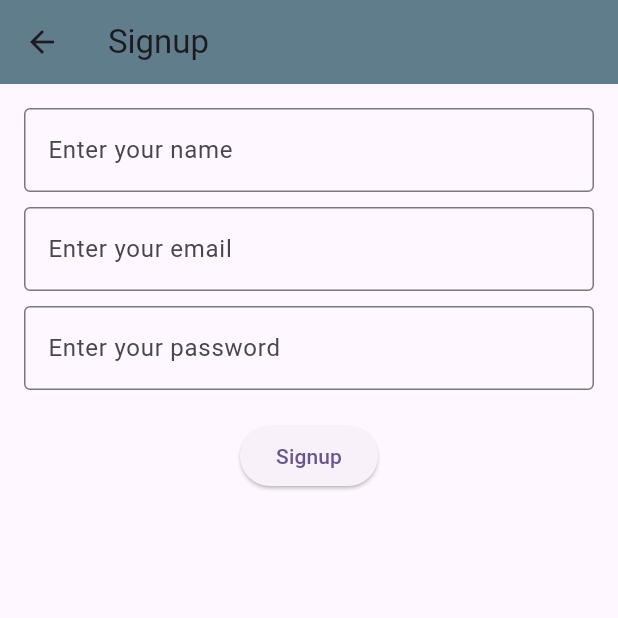
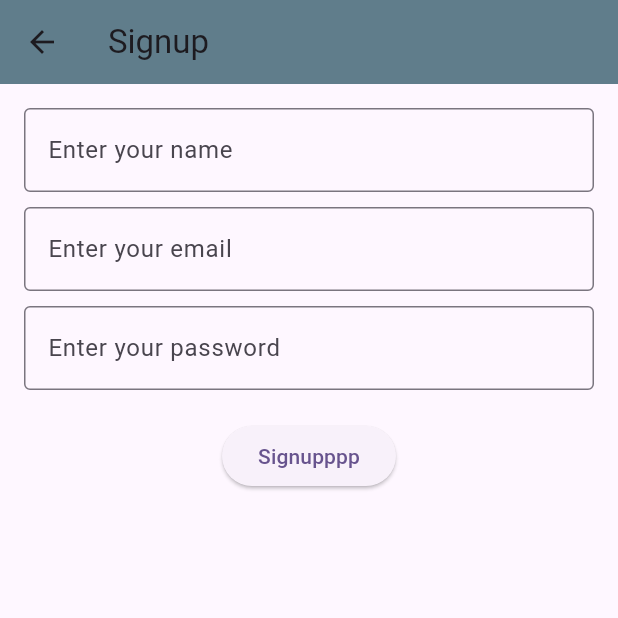
Before and after one commit to Tapabrata-Dutta/note_pad, a Flutter app: the SignupPage screen opened directly, on a phone screen of 412 x 824 dp, the top half of it. Run offline on Flutter 3.47's test engine with Material 3 defaults, Android fonts, the phone set to English and light mode, and no system bars; our stand-ins replace cloud_firestore, firebase_auth, firebase_core; accounts and stored records are empty.

```diff
--- a/lib/Pages/signup.dart
+++ b/lib/Pages/signup.dart
@@ -70,7 +70,7 @@ class _SignupPageState extends State<SignupPage> {
             const SizedBox(height: 20),
             ElevatedButton(
               onPressed: _signup,
-              child: const Text("Signup"),
+              child: const Text("Signupppp"),
             ),
           ],
         ),
```
